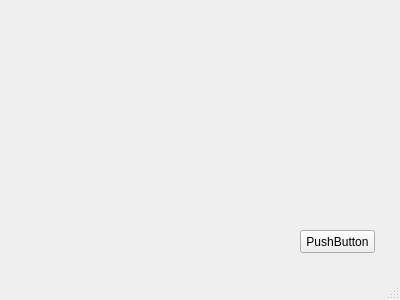
Old version of the form mainwindow.ui in the repository kozintsev/QConcurrencySimulator.
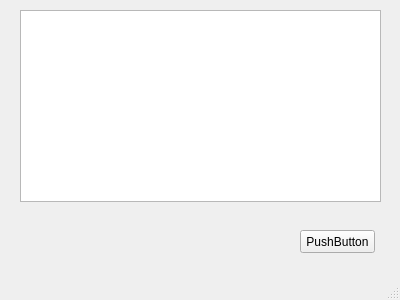
New version of the form.

Patch:
```diff
--- a/mainwindow.ui
+++ b/mainwindow.ui
@@ -27,6 +27,16 @@
      <string>PushButton</string>
     </property>
    </widget>
+   <widget class="QListWidget" name="mylistWidget">
+    <property name="geometry">
+     <rect>
+      <x>20</x>
+      <y>10</y>
+      <width>361</width>
+      <height>192</height>
+     </rect>
+    </property>
+   </widget>
   </widget>
   <widget class="QStatusBar" name="statusBar"/>
  </widget>
```
